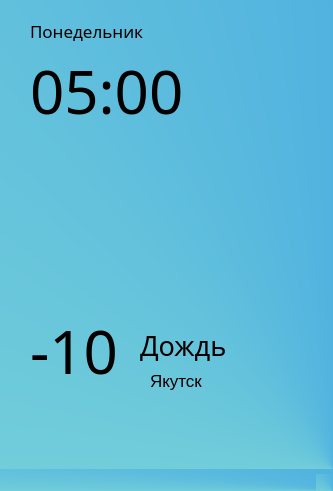
Animila/PyWeather, file 5.ui: the form before one commit.
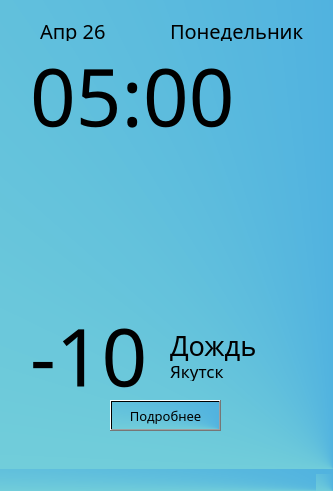
The form after the commit. Icons and pictures are not drawn.

```diff
--- a/5.ui
+++ b/5.ui
@@ -22,14 +22,14 @@
      <rect>
       <x>30</x>
       <y>50</y>
-      <width>151</width>
-      <height>81</height>
+      <width>201</width>
+      <height>91</height>
      </rect>
     </property>
     <property name="font">
      <font>
       <family>Dubai Medium</family>
-      <pointsize>45</pointsize>
+      <pointsize>60</pointsize>
      </font>
     </property>
     <property name="styleSheet">
@@ -42,7 +42,7 @@
    <widget class="QLabel" name="week">
     <property name="geometry">
      <rect>
-      <x>30</x>
+      <x>170</x>
       <y>20</y>
       <width>141</width>
       <height>21</height>
@@ -51,7 +51,7 @@
     <property name="font">
      <font>
       <family>Dubai Medium</family>
-      <pointsize>13</pointsize>
+      <pointsize>15</pointsize>
      </font>
     </property>
     <property name="styleSheet">
@@ -64,7 +64,7 @@
    <widget class="QLabel" name="weather">
     <property name="geometry">
      <rect>
-      <x>140</x>
+      <x>170</x>
       <y>330</y>
       <width>91</width>
       <height>31</height>
@@ -88,14 +88,14 @@
      <rect>
       <x>30</x>
       <y>310</y>
-      <width>101</width>
-      <height>81</height>
+      <width>121</width>
+      <height>91</height>
      </rect>
     </property>
     <property name="font">
      <font>
       <family>Dubai Medium</family>
-      <pointsize>45</pointsize>
+      <pointsize>60</pointsize>
      </font>
     </property>
     <property name="styleSheet">
@@ -108,14 +108,15 @@
    <widget class="QLabel" name="gorod">
     <property name="geometry">
      <rect>
-      <x>150</x>
-      <y>370</y>
+      <x>170</x>
+      <y>360</y>
       <width>91</width>
       <height>21</height>
      </rect>
     </property>
     <property name="font">
      <font>
+      <family>Dubai Medium</family>
       <pointsize>13</pointsize>
      </font>
     </property>
@@ -129,8 +130,8 @@
    <widget class="QLabel" name="photo">
     <property name="geometry">
      <rect>
-      <x>100</x>
-      <y>140</y>
+      <x>90</x>
+      <y>150</y>
       <width>151</width>
       <height>141</height>
      </rect>
@@ -142,7 +143,70 @@
      <string/>
     </property>
     <property name="pixmap">
-     <pixmap>C:/Users/Портнягина Алина/Downloads/drop.png</pixmap>
+     <pixmap>drop.png</pixmap>
+    </property>
+   </widget>
+   <widget class="QLabel" name="label">
+    <property name="geometry">
+     <rect>
+      <x>230</x>
+      <y>260</y>
+      <width>81</width>
+      <height>41</height>
+     </rect>
+    </property>
+    <property name="styleSheet">
+     <string notr="true">background-color: None;</string>
+    </property>
+    <property name="text">
+     <string/>
+    </property>
+    <property name="pixmap">
+     <pixmap>C:/Users/портнягина алина/Downloads/Py.png</pixmap>
+    </property>
+   </widget>
+   <widget class="QPushButton" name="pushButton">
+    <property name="geometry">
+     <rect>
+      <x>110</x>
+      <y>400</y>
+      <width>111</width>
+      <height>31</height>
+     </rect>
+    </property>
+    <property name="font">
+     <font>
+      <family>Dubai Medium</family>
+      <pointsize>10</pointsize>
+     </font>
+    </property>
+    <property name="styleSheet">
+     <string notr="true">color: rgb(0, 0, 0);</string>
+    </property>
+    <property name="text">
+     <string>Подробнее</string>
+    </property>
+   </widget>
+   <widget class="QLabel" name="label_2">
+    <property name="geometry">
+     <rect>
+      <x>40</x>
+      <y>20</y>
+      <width>101</width>
+      <height>21</height>
+     </rect>
+    </property>
+    <property name="font">
+     <font>
+      <family>Dubai Medium</family>
+      <pointsize>15</pointsize>
+     </font>
+    </property>
+    <property name="styleSheet">
+     <string notr="true">background-color: None;</string>
+    </property>
+    <property name="text">
+     <string>Апр 26</string>
     </property>
    </widget>
   </widget>
```
